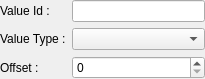
This is src/widget/quamodbusvaluewidgetedit.ui in juangburgos/QUaModbusClient as Qt 5 draws it before an edit. The edited form follows.
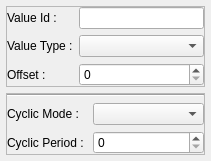
This is the edited form. Custom widgets are drawn as their Qt base class.

Commit message: Added cyclicWrite to values, also in GUI and XML (not CSV though)

Diff of the .ui file:
```diff
--- a/src/widget/quamodbusvaluewidgetedit.ui
+++ b/src/widget/quamodbusvaluewidgetedit.ui
@@ -6,13 +6,34 @@
    <rect>
     <x>0</x>
     <y>0</y>
-    <width>205</width>
-    <height>72</height>
+    <width>211</width>
+    <height>149</height>
    </rect>
   </property>
   <property name="windowTitle">
    <string>Form</string>
   </property>
+  <layout class="QVBoxLayout" name="verticalLayout">
+   <property name="leftMargin">
+    <number>6</number>
+   </property>
+   <property name="topMargin">
+    <number>6</number>
+   </property>
+   <property name="rightMargin">
+    <number>6</number>
+   </property>
+   <property name="bottomMargin">
+    <number>6</number>
+   </property>
+   <item>
+    <widget class="QFrame" name="frameSettings">
+     <property name="frameShape">
+      <enum>QFrame::StyledPanel</enum>
+     </property>
+     <property name="frameShadow">
+      <enum>QFrame::Raised</enum>
+     </property>
   <layout class="QFormLayout" name="formLayout">
    <property name="leftMargin">
     <number>0</number>
@@ -26,6 +47,16 @@
    <property name="bottomMargin">
     <number>0</number>
    </property>
+      <item row="0" column="0">
+       <widget class="QLabel" name="labelId">
+        <property name="text">
+         <string>Value Id :</string>
+        </property>
+       </widget>
+      </item>
+      <item row="0" column="1">
+       <widget class="QLineEdit" name="lineEditId"/>
+      </item>
    <item row="1" column="0">
     <widget class="QLabel" name="labelType">
      <property name="text">
@@ -50,15 +81,63 @@
      </property>
     </widget>
    </item>
-   <item row="0" column="0">
-    <widget class="QLabel" name="labelId">
+     </layout>
+    </widget>
+   </item>
+   <item>
+    <widget class="QFrame" name="frameCyclic">
+     <property name="frameShape">
+      <enum>QFrame::StyledPanel</enum>
+     </property>
+     <property name="frameShadow">
+      <enum>QFrame::Raised</enum>
+     </property>
+     <layout class="QFormLayout" name="formLayout_2">
+      <property name="leftMargin">
+       <number>0</number>
+      </property>
+      <property name="topMargin">
+       <number>0</number>
+      </property>
+      <property name="rightMargin">
+       <number>0</number>
+      </property>
+      <property name="bottomMargin">
+       <number>0</number>
+      </property>
+      <item row="0" column="0" colspan="2">
+       <widget class="Line" name="line">
+        <property name="orientation">
+         <enum>Qt::Horizontal</enum>
+        </property>
+       </widget>
+      </item>
+      <item row="1" column="0">
+       <widget class="QLabel" name="labelCyclicMode">
      <property name="text">
-      <string>Value Id :</string>
+         <string>Cyclic Mode : </string>
      </property>
     </widget>
    </item>
-   <item row="0" column="1">
-    <widget class="QLineEdit" name="lineEditId"/>
+      <item row="1" column="1">
+       <widget class="QUaModbusReadOnlyComboBox" name="comboBoxCyclicMode"/>
+      </item>
+      <item row="2" column="0">
+       <widget class="QLabel" name="labelCyclicPeriod">
+        <property name="text">
+         <string>Cyclic Period : </string>
+        </property>
+       </widget>
+      </item>
+      <item row="2" column="1">
+       <widget class="QSpinBox" name="spinBoxCyclicPeriod">
+        <property name="maximum">
+         <number>999999999</number>
+        </property>
+       </widget>
+      </item>
+     </layout>
+    </widget>
    </item>
   </layout>
  </widget>
```
Lines whose indentation alone changed are shown as unchanged. The commit also changes 6 other files.
